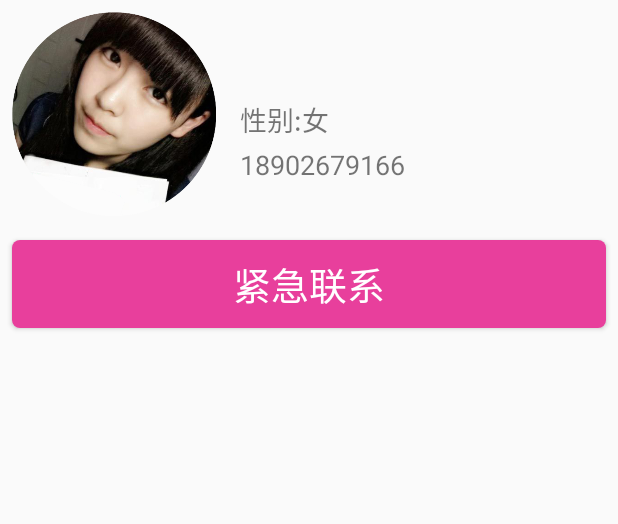
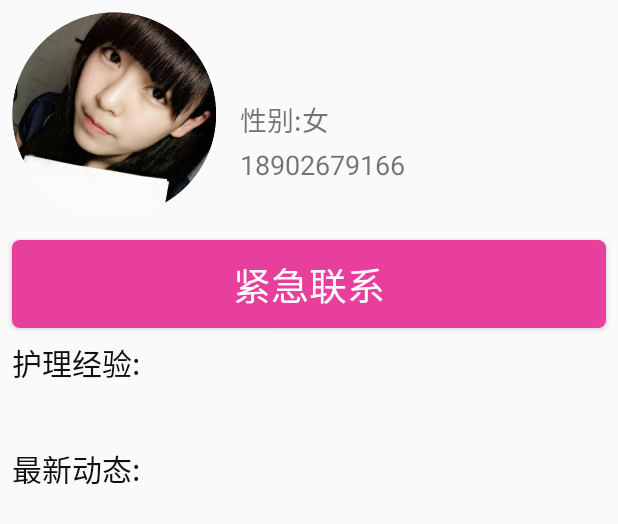
Before and after one commit to Fukago/OldFriend, an Android app: the layout fragment_nurse.xml on its own in the app's theme, with its tools: preview values and no code run, on a phone screen of 412 x 824 dp. Shown: the top 524 px of the screen. Run offline under Robolectric (Android 15) with nearby library versions, the phone set to English and light mode, and no system bars.

Commit message:
新增bug1.99999999999999999999999999

```diff
--- a/app/src/main/res/layout/fragment_nurse.xml
+++ b/app/src/main/res/layout/fragment_nurse.xml
@@ -75,7 +75,7 @@
                     android:layout_marginRight="8dp"
                     android:textColor="@color/colorBlake_101010"
                     android:textSize="20sp"
-                    tool:text="护理经验:"/>
+                    android:text="护理经验:"/>
 
             <TextView
                     android:id="@+id/tv_experience_NurseFragment"
@@ -94,7 +94,7 @@
                     android:layout_marginRight="8dp"
                     android:textColor="@color/colorBlake_101010"
                     android:textSize="20sp"
-                    tool:text="最新动态:"/>
+                    android:text="最新动态:"/>
 
             <TextView
                     android:id="@+id/tv_zone_NurseFragment"
```
Also changed, not shown: app/src/main/java/com/example/apple/oldfriend/view/NurseFragment.java (+21 -19 lines).
